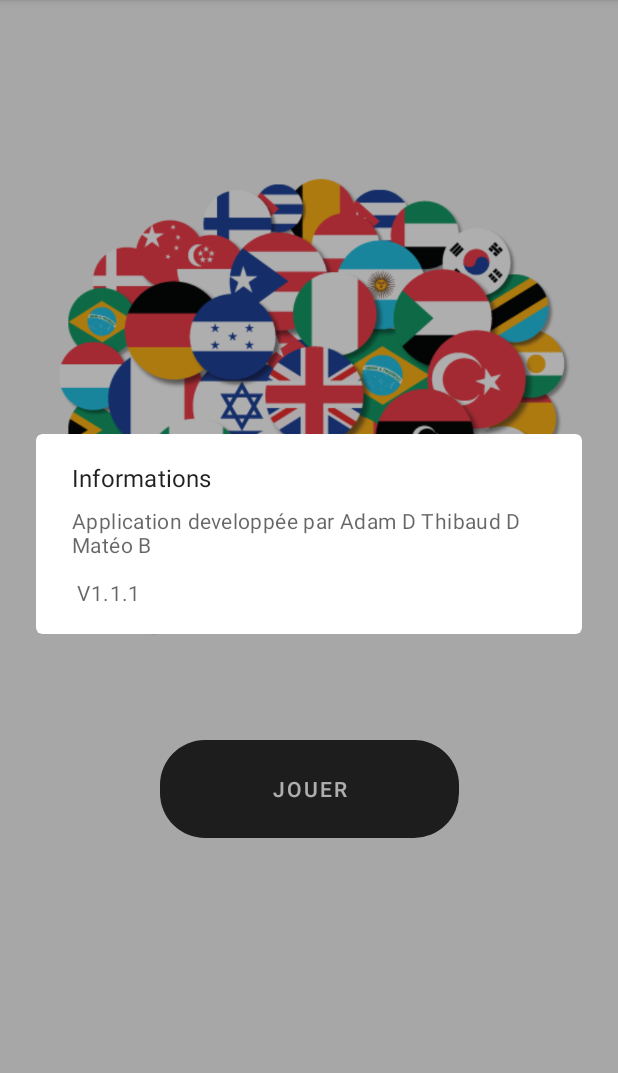
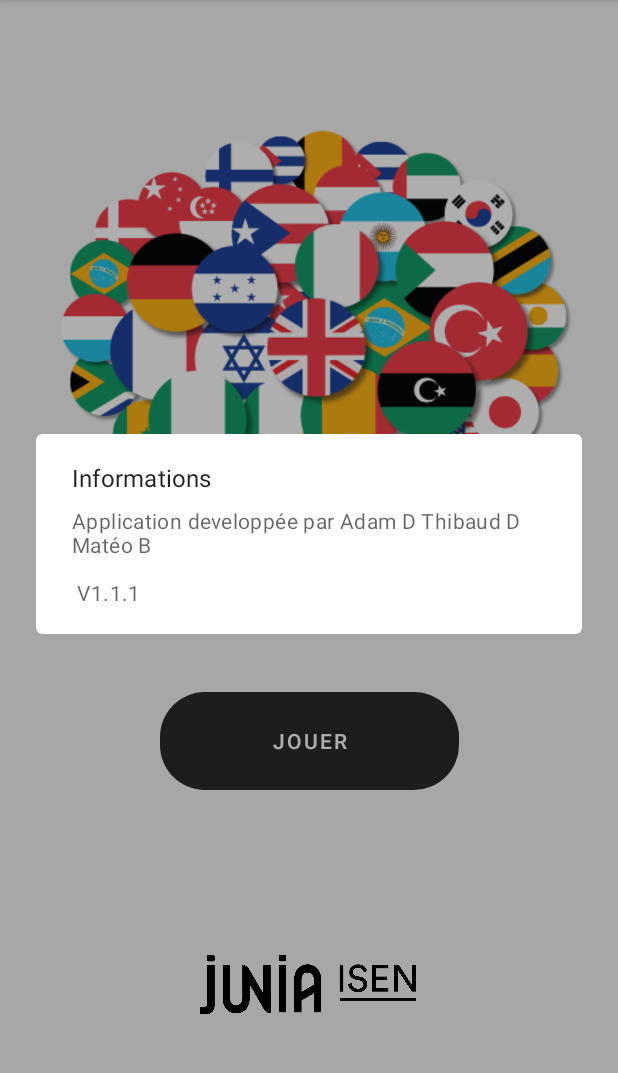
Before and after one commit to blochdu62/Android_Projet, an Android app: the screen it shows after launch (MainActivity), in the options menu, after a tap on "Infos", on a phone screen of 412 x 824 dp, the part 84-1157 px from its top. Run offline under Robolectric (Android 15) with nearby library versions, the phone set to English and light mode, and no system bars.

Commit message:
page d'accueil

```diff
--- a/app/src/main/res/layout/fragment_main.xml
+++ b/app/src/main/res/layout/fragment_main.xml
@@ -7,13 +7,12 @@
     tools:context=".MainFragment">
 
     <ImageView
-        android:id="@+id/imageView"
+        android:id="@+id/Langues"
         android:layout_width="365dp"
         android:layout_height="445dp"
-        android:layout_marginTop="48dp"
+        android:layout_marginTop="16dp"
         android:src="@drawable/flag_image"
         app:layout_constraintEnd_toEndOf="parent"
-        app:layout_constraintHorizontal_bias="0.47"
         app:layout_constraintStart_toStartOf="parent"
         app:layout_constraintTop_toTopOf="parent"
         tools:ignore="MissingConstraints" />
@@ -27,8 +26,19 @@
         app:layout_constraintBottom_toBottomOf="parent"
         app:layout_constraintEnd_toEndOf="parent"
         app:layout_constraintStart_toStartOf="parent"
-        app:layout_constraintTop_toBottomOf="@+id/imageView"
+        app:layout_constraintTop_toBottomOf="@+id/Langues"
         android:background="@drawable/button_rounded"
         app:layout_constraintVertical_bias="0.0" />
 
+    <ImageView
+        android:id="@+id/Junia"
+        android:layout_width="180dp"
+        android:layout_height="258dp"
+        android:src="@drawable/junia_isen_noir"
+        app:layout_constraintEnd_toEndOf="parent"
+        app:layout_constraintHorizontal_bias="0.497"
+        app:layout_constraintStart_toStartOf="parent"
+        app:layout_constraintTop_toBottomOf="@+id/Jouer"
+        tools:ignore="MissingConstraints" />
+
 </androidx.constraintlayout.widget.ConstraintLayout>
```
Also changed, not shown: app/src/main/res/drawable/junia_isen_noir.png (added).
